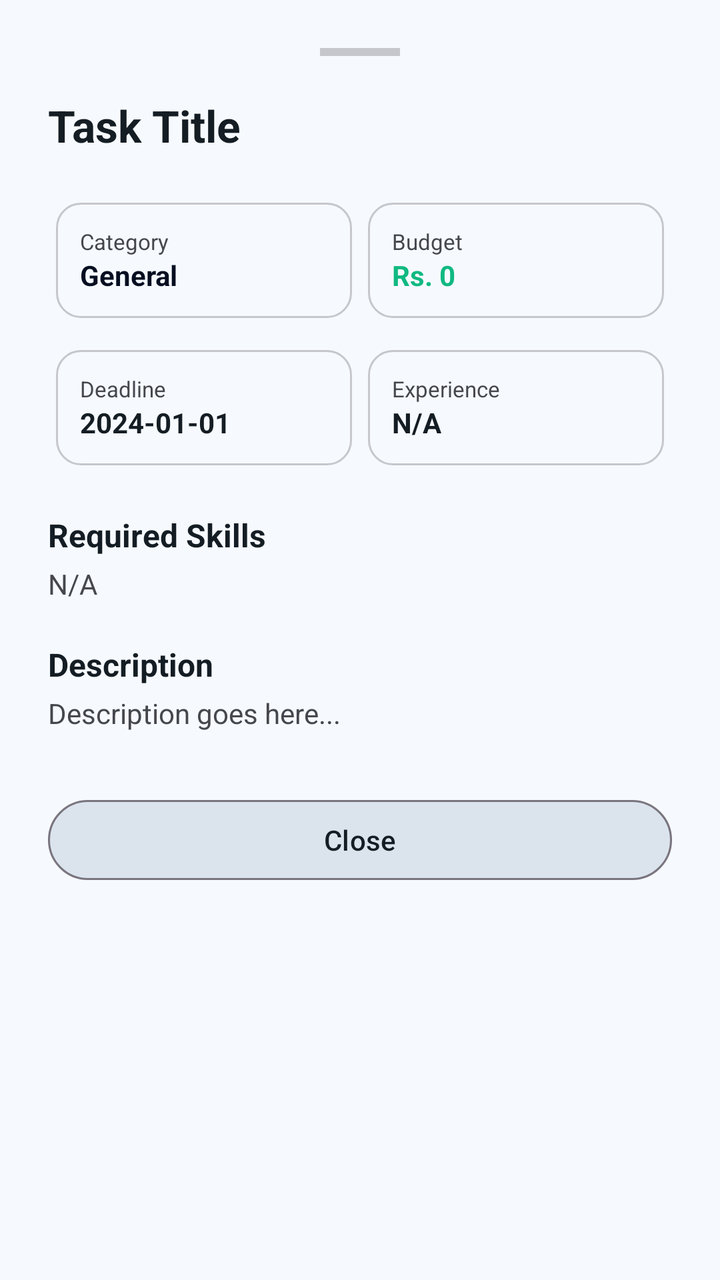
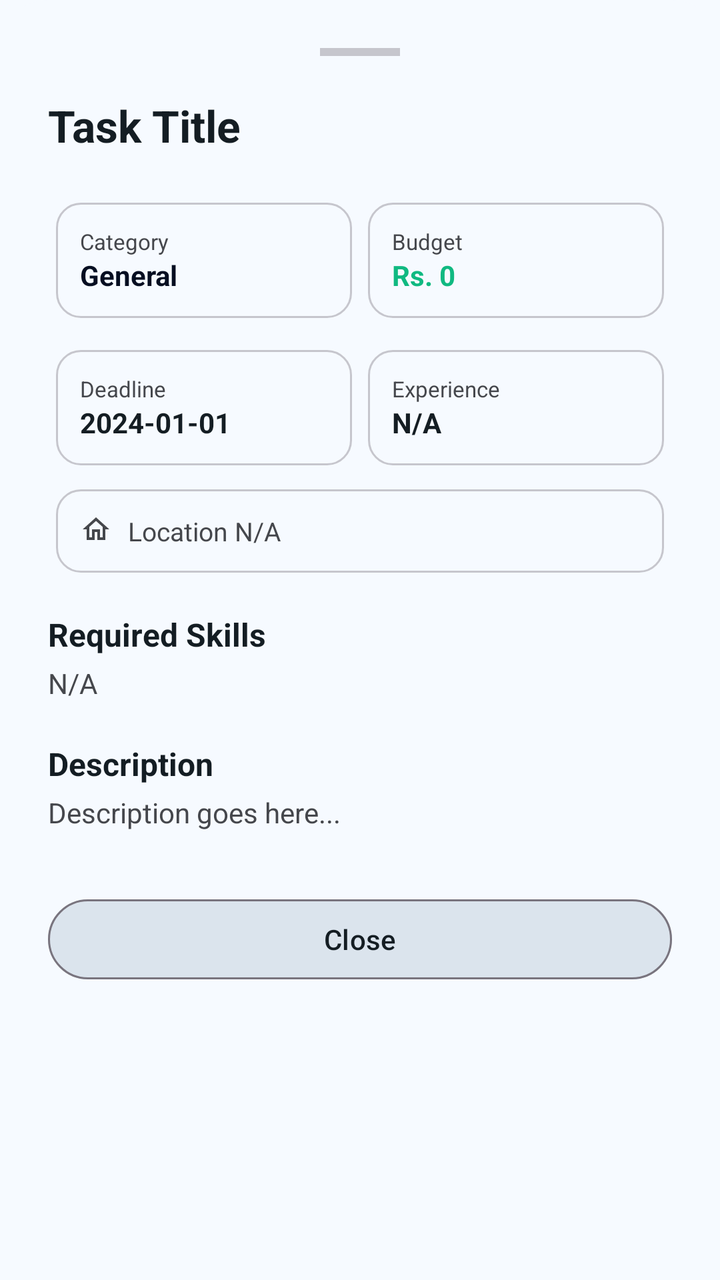

An Android layout rendered at two revisions. The XML below is the earlier revision; the diff shows what the commit changed to produce the second picture.
<!-- AndroidManifest.xml: application theme Theme.MiniJobHunt -->
<!-- res/layout/layout_task_details_sheet.xml -->
<?xml version="1.0" encoding="utf-8"?>
<LinearLayout xmlns:android="http://schemas.android.com/apk/res/android"
    xmlns:app="http://schemas.android.com/apk/res-auto"
    android:layout_width="match_parent"
    android:layout_height="wrap_content"
    android:orientation="vertical"
    android:padding="24dp"
    android:background="@drawable/bg_bottom_sheet">

    <View
        android:layout_width="40dp"
        android:layout_height="4dp"
        android:layout_gravity="center"
        android:layout_marginBottom="20dp"
        android:background="@color/divider" />

    <TextView
        android:id="@+id/txtTitle"
        android:layout_width="match_parent"
        android:layout_height="wrap_content"
        android:text="Task Title"
        android:textSize="22sp"
        android:textStyle="bold"
        android:textColor="@color/text_primary" />

    <LinearLayout
        android:layout_width="match_parent"
        android:layout_height="wrap_content"
        android:orientation="vertical"
        android:layout_marginTop="20dp">

        <LinearLayout
            android:layout_width="match_parent"
            android:layout_height="wrap_content"
            android:orientation="horizontal">

            
            <LinearLayout
                android:layout_width="0dp"
                android:layout_height="wrap_content"
                android:layout_weight="1"
                android:orientation="vertical"
                android:padding="12dp"
                android:background="@drawable/bg_grid_item"
                android:layout_margin="4dp">
                <TextView
                    android:layout_width="wrap_content"
                    android:layout_height="wrap_content"
                    android:text="Category"
                    android:textSize="11sp"
                    android:textColor="@color/text_secondary" />
                <TextView
                    android:id="@+id/txtCategory"
                    android:layout_width="wrap_content"
                    android:layout_height="wrap_content"
                    android:text="General"
                    android:textStyle="bold"
                    android:textColor="@color/primary"
                    android:textSize="14sp" />
            </LinearLayout>

            
            <LinearLayout
                android:layout_width="0dp"
                android:layout_height="wrap_content"
                android:layout_weight="1"
                android:orientation="vertical"
                android:padding="12dp"
                android:background="@drawable/bg_grid_item"
                android:layout_margin="4dp">
                <TextView
                    android:layout_width="wrap_content"
                    android:layout_height="wrap_content"
                    android:text="Budget"
                    android:textSize="11sp"
                    android:textColor="@color/text_secondary" />
                <TextView
                    android:id="@+id/txtBudget"
                    android:layout_width="wrap_content"
                    android:layout_height="wrap_content"
                    android:text="Rs. 0"
                    android:textStyle="bold"
                    android:textColor="@color/success"
                    android:textSize="14sp" />
            </LinearLayout>

        </LinearLayout>

        <LinearLayout
            android:layout_width="match_parent"
            android:layout_height="wrap_content"
            android:orientation="horizontal"
            android:layout_marginTop="8dp">

            
            <LinearLayout
                android:layout_width="0dp"
                android:layout_height="wrap_content"
                android:layout_weight="1"
                android:orientation="vertical"
                android:padding="12dp"
                android:background="@drawable/bg_grid_item"
                android:layout_margin="4dp">
                <TextView
                    android:layout_width="wrap_content"
                    android:layout_height="wrap_content"
                    android:text="Deadline"
                    android:textSize="11sp"
                    android:textColor="@color/text_secondary" />
                <TextView
                    android:id="@+id/txtDeadline"
                    android:layout_width="wrap_content"
                    android:layout_height="wrap_content"
                    android:text="2024-01-01"
                    android:textStyle="bold"
                    android:textColor="@color/text_primary"
                    android:textSize="14sp" />
            </LinearLayout>

            
            <LinearLayout
                android:layout_width="0dp"
                android:layout_height="wrap_content"
                android:layout_weight="1"
                android:orientation="vertical"
                android:padding="12dp"
                android:background="@drawable/bg_grid_item"
                android:layout_margin="4dp">
                <TextView
                    android:layout_width="wrap_content"
                    android:layout_height="wrap_content"
                    android:text="Experience"
                    android:textSize="11sp"
                    android:textColor="@color/text_secondary" />
                <TextView
                    android:id="@+id/txtExperience"
                    android:layout_width="wrap_content"
                    android:layout_height="wrap_content"
                    android:text="N/A"
                    android:textStyle="bold"
                    android:textColor="@color/text_primary"
                    android:textSize="14sp" />
            </LinearLayout>

        </LinearLayout>

    </LinearLayout>

    <TextView
        android:layout_width="wrap_content"
        android:layout_height="wrap_content"
        android:layout_marginTop="20dp"
        android:text="Required Skills"
        android:textStyle="bold"
        android:textColor="@color/text_primary"
        android:textSize="16sp" />

    <TextView
        android:id="@+id/txtSkills"
        android:layout_width="match_parent"
        android:layout_height="wrap_content"
        android:layout_marginTop="4dp"
        android:text="N/A"
        android:textColor="@color/text_secondary"
        android:textSize="14sp" />

    <TextView
        android:layout_width="wrap_content"
        android:layout_height="wrap_content"
        android:layout_marginTop="20dp"
        android:text="Description"
        android:textStyle="bold"
        android:textColor="@color/text_primary"
        android:textSize="16sp" />

    <TextView
        android:id="@+id/txtDescription"
        android:layout_width="match_parent"
        android:layout_height="wrap_content"
        android:layout_marginTop="4dp"
        android:text="Description goes here..."
        android:textColor="@color/text_secondary"
        android:textSize="14sp" />

    <Button
        android:id="@+id/btnClose"
        android:layout_width="match_parent"
        android:layout_height="48dp"
        android:layout_marginTop="30dp"
        android:text="Close"
        android:textAllCaps="false"
        android:backgroundTint="@color/surface_variant"
        android:textColor="@color/text_primary"
        style="?attr/materialButtonOutlinedStyle" />

</LinearLayout>
<!-- resources referenced by this layout -->
<resources>
  <color name="divider">#c6c6cd</color>
  <color name="primary">#050e21</color>
  <color name="success">#10B981</color>
  <color name="surface_variant">#dbe4ed</color>
  <color name="text_primary">#141d23</color>
  <color name="text_secondary">#45474c</color>
  <!-- drawable bg_bottom_sheet (drawable) -->
  <?xml version="1.0" encoding="utf-8"?>
  <shape xmlns:android="http://schemas.android.com/apk/res/android">
      <solid android:color="@color/surface" />
      <corners
          android:topLeftRadius="24dp"
          android:topRightRadius="24dp" />
  </shape>
  <!-- drawable bg_grid_item (drawable) -->
  <?xml version="1.0" encoding="utf-8"?>
  <shape xmlns:android="http://schemas.android.com/apk/res/android">
      <solid android:color="@color/background" />
      <corners android:radius="12dp" />
      <stroke android:width="1dp" android:color="@color/divider" />
  </shape>
  <style name="Theme.MiniJobHunt" parent="Base.Theme.MiniJobHunt" />
  <color name="surface">#f6faff</color>
  <color name="background">#f6faff</color>
  <style name="Base.Theme.MiniJobHunt" parent="Theme.Material3.DayNight.NoActionBar">
          <item name="colorPrimary">@color/primary</item>
          <item name="colorOnPrimary">@color/white</item>
          <item name="colorPrimaryContainer">@color/primary_container</item>
          <item name="colorOnPrimaryContainer">@color/on_primary_container</item>
  
          <item name="colorSecondary">@color/secondary</item>
          <item name="colorOnSecondary">@color/white</item>
  
          <item name="android:windowBackground">@color/background</item>
          <item name="android:statusBarColor">@color/background</item>
          <item name="android:windowLightStatusBar">true</item>
  
          
          <item name="textAppearanceHeadlineLarge">@style/AppText.HeadlineLarge</item>
          <item name="textAppearanceTitleMedium">@style/AppText.TitleMedium</item>
          <item name="textAppearanceBodyLarge">@style/AppText.BodyLarge</item>
          <item name="textAppearanceLabelMedium">@style/AppText.LabelMedium</item>
      </style>
  <color name="white">#FFFFFF</color>
  <color name="primary_container">#1b2437</color>
  <color name="on_primary_container">#828ba2</color>
  <color name="secondary">#5c5f60</color>
  <style name="AppText.HeadlineLarge">
          <item name="android:textSize">24sp</item>
          <item name="android:textStyle">bold</item>
          <item name="android:textColor">@color/text_primary</item>
          <item name="android:letterSpacing">-0.02</item>
      </style>
  <style name="AppText.TitleMedium">
          <item name="android:textSize">18sp</item>
          <item name="android:textStyle">bold</item>
          <item name="android:textColor">@color/text_primary</item>
      </style>
  <style name="AppText.BodyLarge">
          <item name="android:textSize">16sp</item>
          <item name="android:textColor">@color/text_secondary</item>
      </style>
  <style name="AppText.LabelMedium">
          <item name="android:textSize">12sp</item>
          <item name="android:textStyle">bold</item>
          <item name="android:textColor">@color/text_muted</item>
          <item name="android:letterSpacing">0.01</item>
      </style>
  <color name="text_muted">#76777d</color>
</resources>

<!-- the commit's change to res/layout/layout_task_details_sheet.xml (unified diff, before → after) -->
@@ -144,6 +144,39 @@
 
         </LinearLayout>
 
+        
+        <LinearLayout
+            android:layout_width="match_parent"
+            android:layout_height="wrap_content"
+            android:layout_marginTop="8dp"
+            android:padding="12dp"
+            android:background="@drawable/bg_grid_item"
+            android:layout_marginHorizontal="4dp">
+            <ImageView
+                android:layout_width="16dp"
+                android:layout_height="16dp"
+                android:src="@drawable/ic_home_outlined"
+                app:tint="@color/text_secondary" />
+            <TextView
+                android:id="@+id/txtLocation"
+                android:layout_width="0dp"
+                android:layout_weight="1"
+                android:layout_height="wrap_content"
+                android:layout_marginStart="8dp"
+                android:text="Location N/A"
+                android:textColor="@color/text_secondary"
+                android:textSize="13sp" />
+            <TextView
+                android:id="@+id/txtDistance"
+                android:layout_width="wrap_content"
+                android:layout_height="wrap_content"
+                android:layout_marginStart="8dp"
+                android:text=""
+                android:textColor="@color/accent"
+                android:textSize="12sp"
+                android:textStyle="bold" />
+        </LinearLayout>
+
     </LinearLayout>
 
     <TextView
<!-- resource entries referenced after the edit -->
@@ -1,5 +1,6 @@
 <!-- resources referenced by this layout -->
 <resources>
+  <color name="accent">#ba1a1a</color>
   <color name="divider">#c6c6cd</color>
   <color name="primary">#050e21</color>
   <color name="success">#10B981</color>
@@ -21,6 +22,16 @@
       <corners android:radius="12dp" />
       <stroke android:width="1dp" android:color="@color/divider" />
   </shape>
+  <!-- drawable ic_home_outlined (drawable) -->
+  <vector xmlns:android="http://schemas.android.com/apk/res/android"
+      android:width="24dp"
+      android:height="24dp"
+      android:viewportWidth="24"
+      android:viewportHeight="24">
+      <path
+          android:fillColor="@color/text_secondary"
+          android:pathData="M12,5.69l5,4.5V18h-2v-6H9v6H7v-7.81l5,-4.5M12,3L2,12h3v8h6v-6h2v6h6v-8h3L12,3z"/>
+  </vector>
   <style name="Theme.MiniJobHunt" parent="Base.Theme.MiniJobHunt" />
   <color name="surface">#f6faff</color>
   <color name="background">#f6faff</color>
